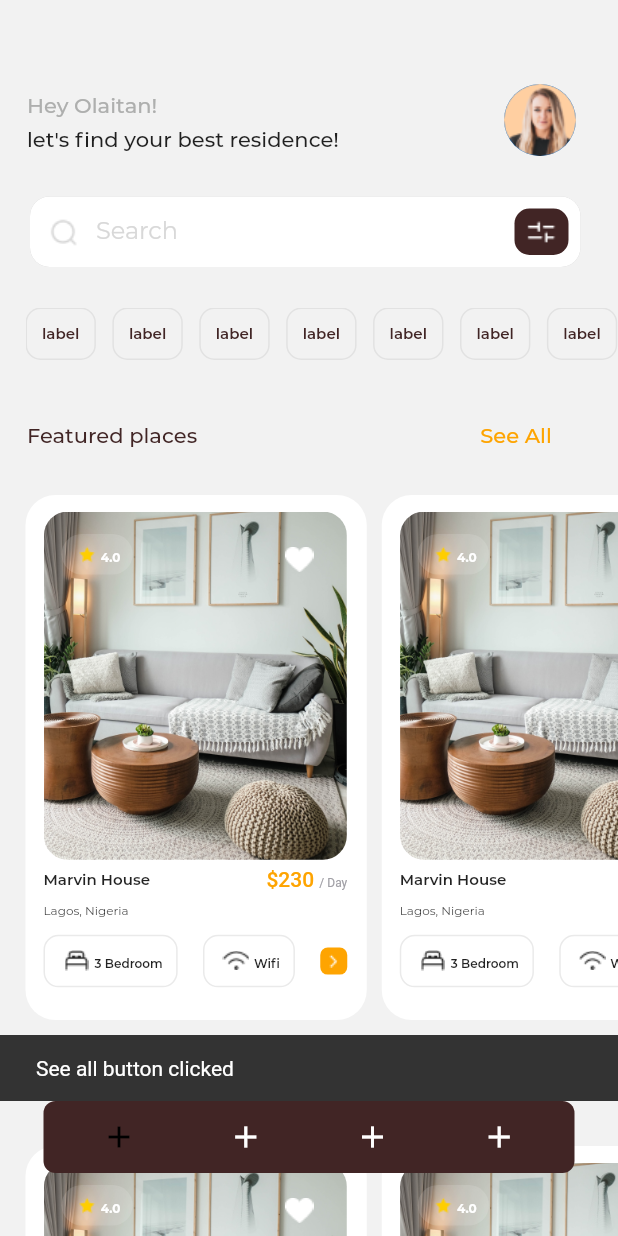
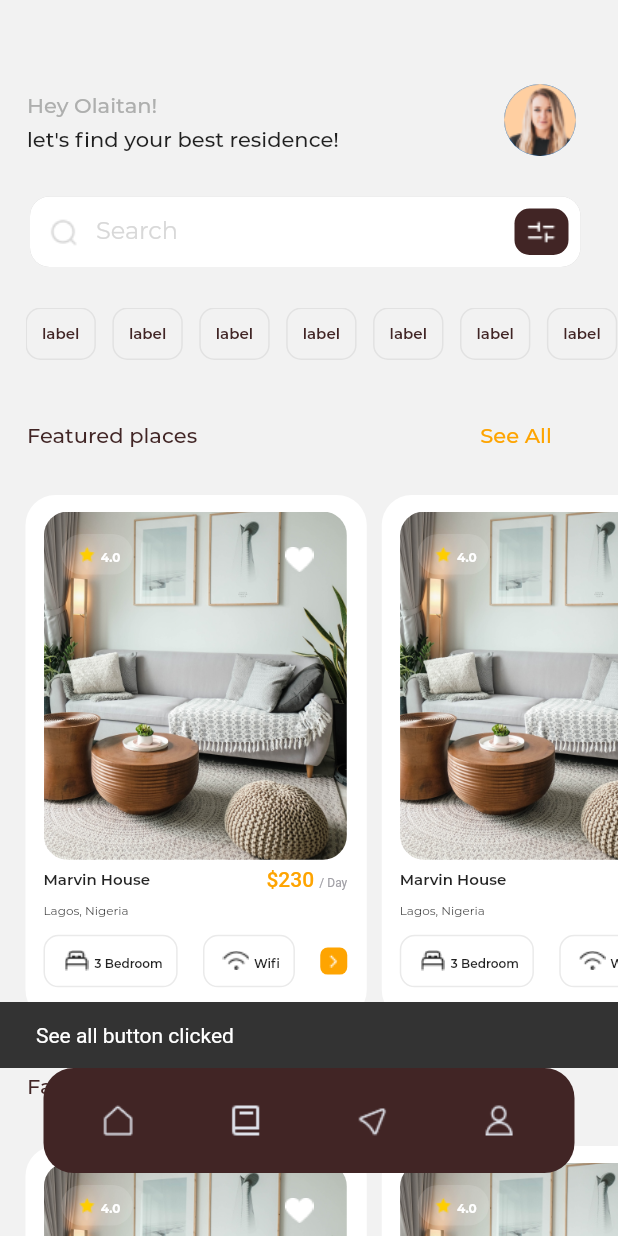
Before and after one commit to onumengine/encostay, a Flutter app: the HomeScreen screen opened directly, after a tap on "See All", on a phone screen of 412 x 824 dp. Run offline on Flutter 3.47's test engine with Material 2 defaults, Android fonts, the light colour scheme and no system bars; drawn by our look-alikes of floating_bottom_navigation_bar; our stand-ins replace introduction_screen, otp_text_field; project files that could hold a hidden picture were left out.

Commit message:
increase the vertical padding of the floating bottom navbar

```diff
--- a/lib/ui/organisms/login_form.dart
+++ b/lib/ui/organisms/login_form.dart
@@ -6,7 +6,10 @@ import 'package:encostay/ui/atoms/brand_iconbutton.dart';
 import 'package:encostay/ui/atoms/password_text_widget.dart';
 import 'package:encostay/ui/atoms/text_widget.dart';
 import 'package:encostay/ui/molecules/password_recovery/email_entry_component.dart';
+import 'package:encostay/ui/molecules/password_recovery/otp_entry_component.dart';
 import 'package:encostay/ui/molecules/password_recovery/password_reset_component.dart';
+import 'package:encostay/ui/molecules/password_recovery/reset_failure_component.dart';
+import 'package:encostay/ui/molecules/password_recovery/reset_success_component.dart';
 import 'package:encostay/ui/screens/home_screen.dart';
 import 'package:encostay/utilities/colors.dart';
 import 'package:encostay/utilities/text_styles.dart';
@@ -91,7 +94,7 @@ class _LoginFormState extends State<LoginForm> {
                     builder: (context) => Container(
                       padding: EdgeInsets.symmetric(horizontal: 25),
                       child: Container(
-                        child: PasswordResetComponent(
+                        child: OtpEntryComponent(
                           key: GlobalKey(),
                         ),
                       ),
--- a/lib/ui/screens/home_screen.dart
+++ b/lib/ui/screens/home_screen.dart
@@ -187,18 +187,45 @@ class _HomeScreenState extends State<HomeScreen> {
         ),
       ),
       bottomNavigationBar: FloatingNavbar(
+        borderRadius: 20,
         margin:
             EdgeInsets.symmetric(horizontal: 29) + EdgeInsets.only(bottom: 42),
+        padding: EdgeInsets.symmetric(vertical: 19),
         backgroundColor: brandBrown,
         selectedBackgroundColor: brandBrown,
+        selectedItemColor: brandWhite,
+        unselectedItemColor: Color(0xffdde0e8),
         onTap: (selectedIndex) {
-          _navbarIndex = selectedIndex;
+          print('you tapped index ${selectedIndex}');
+          setState(() {
+            _navbarIndex = selectedIndex;
+          });
         },
         items: [
-          FloatingNavbarItem(icon: Icons.add),
-          FloatingNavbarItem(icon: Icons.add),
-          FloatingNavbarItem(icon: Icons.add),
-          FloatingNavbarItem(icon: Icons.add),
+          FloatingNavbarItem(
+            customWidget: ImageIcon(
+              AssetImage('lib/assets/images/navbar_home_ic.png'),
+              color: Color(0xffdde0e8),
+            ),
+          ),
+          FloatingNavbarItem(
+            customWidget: ImageIcon(
+              AssetImage('lib/assets/images/navbar_book_ic.png'),
+              color: Color(0xffdde0e8),
+            ),
+          ),
+          FloatingNavbarItem(
+            customWidget: ImageIcon(
+              AssetImage('lib/assets/images/navbar_location_ic.png'),
+              color: Color(0xffdde0e8),
+            ),
+          ),
+          FloatingNavbarItem(
+            customWidget: ImageIcon(
+              AssetImage('lib/assets/images/navbar_user_ic.png'),
+              color: Color(0xffdde0e8),
+            ),
+          ),
         ],
         currentIndex: _navbarIndex,
       ),
```
Also changed, not shown: lib/assets/images/navbar_book_ic.png (added), lib/assets/images/navbar_home_ic.png (added), lib/assets/images/navbar_location_ic.png (added), lib/assets/images/navbar_user_ic.png (added).
